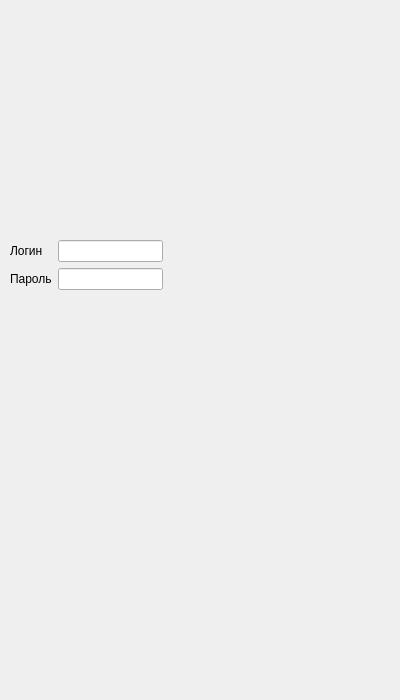
Qt form loginform.ui (Sigma2000/Atlas) before a commit.
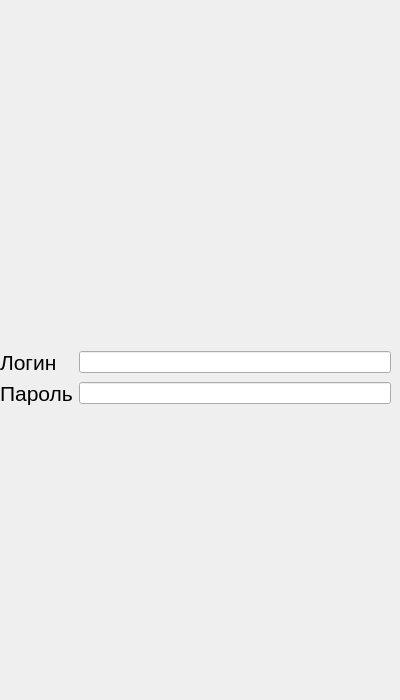
The same form after that commit.

```diff
--- a/loginform.ui
+++ b/loginform.ui
@@ -16,38 +16,68 @@
   <widget class="QWidget" name="gridLayoutWidget">
    <property name="geometry">
     <rect>
-     <x>10</x>
-     <y>240</y>
-     <width>153</width>
-     <height>52</height>
+     <x>0</x>
+     <y>350</y>
+     <width>391</width>
+     <height>58</height>
     </rect>
    </property>
    <layout class="QGridLayout" name="gridLayout">
     <property name="sizeConstraint">
      <enum>QLayout::SetDefaultConstraint</enum>
     </property>
-    <item row="0" column="0">
-     <widget class="QLabel" name="label">
-      <property name="text">
-       <string>Логин</string>
-      </property>
-     </widget>
-    </item>
     <item row="0" column="1">
      <widget class="QLineEdit" name="lineEditLogin"/>
     </item>
     <item row="1" column="0">
      <widget class="QLabel" name="label_2">
+      <property name="font">
+       <font>
+        <pointsize>16</pointsize>
+       </font>
+      </property>
       <property name="text">
        <string>Пароль</string>
       </property>
      </widget>
     </item>
     <item row="1" column="1">
-     <widget class="QLineEdit" name="lineEditPassword"/>
+     <widget class="QLineEdit" name="lineEditPassword">
+      <property name="echoMode">
+       <enum>QLineEdit::Password</enum>
+      </property>
+     </widget>
+    </item>
+    <item row="0" column="0">
+     <widget class="QLabel" name="label">
+      <property name="font">
+       <font>
+        <pointsize>16</pointsize>
+       </font>
+      </property>
+      <property name="text">
+       <string>Логин</string>
+      </property>
+     </widget>
     </item>
    </layout>
   </widget>
+  <widget class="QLabel" name="label_3">
+   <property name="geometry">
+    <rect>
+     <x>50</x>
+     <y>10</y>
+     <width>300</width>
+     <height>300</height>
+    </rect>
+   </property>
+   <property name="text">
+    <string/>
+   </property>
+   <property name="scaledContents">
+    <bool>true</bool>
+   </property>
+  </widget>
  </widget>
  <resources/>
  <connections/>
```
